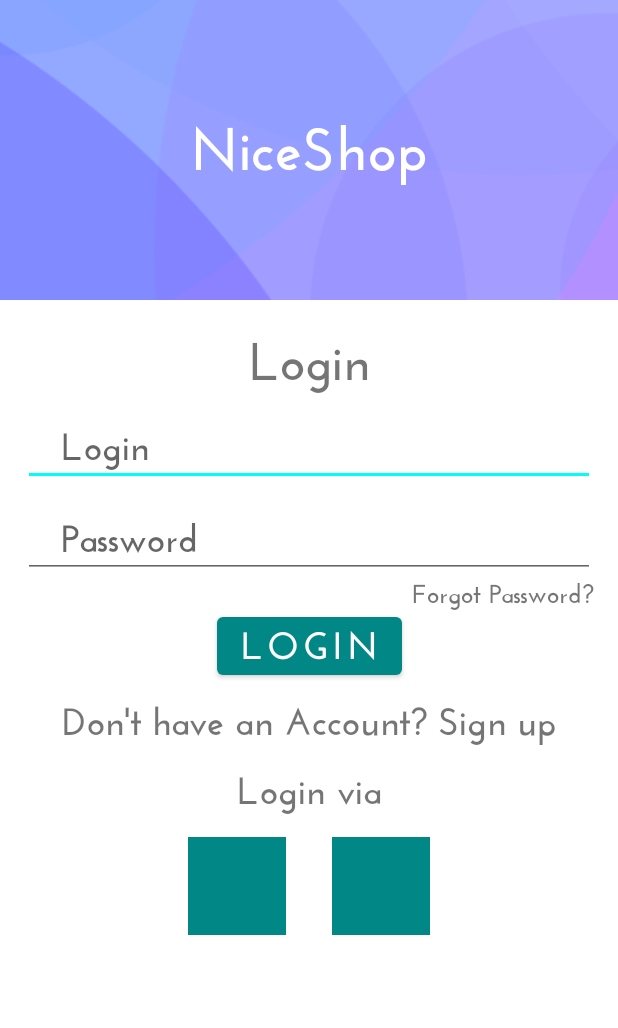
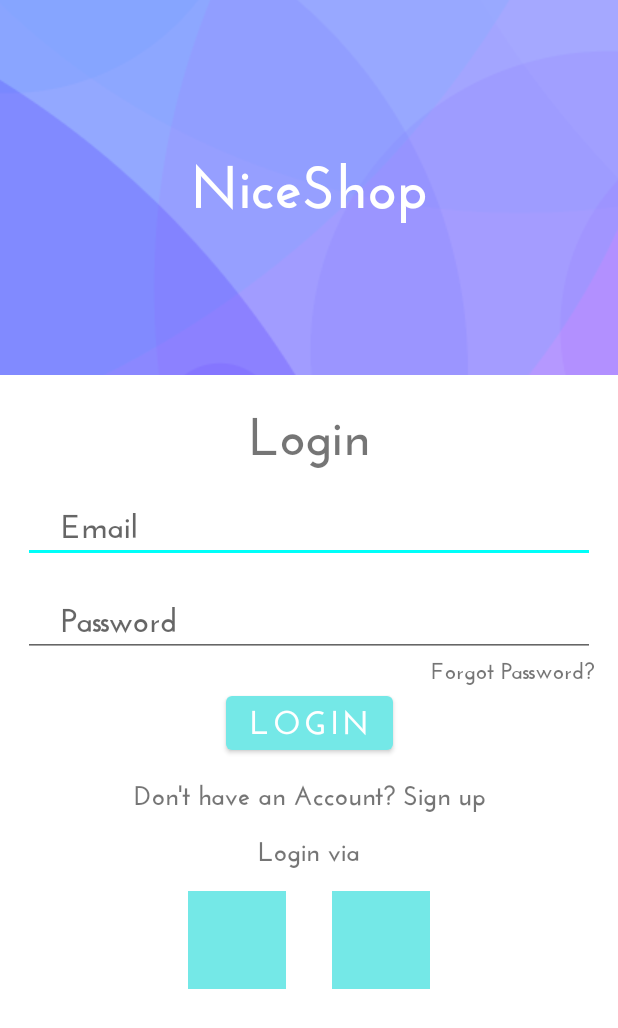
Before and after one commit to KaungPyaeSoneAung2/OnlineShop, an Android app: the screen it shows after launch (LoginActivity), on a phone screen of 412 x 824 dp. Shown: the top 1028 px of the screen. Run offline under Robolectric (Android 15) with nearby library versions, the phone set to English and light mode, and no system bars.

Commit message:
In Progress

```diff
--- a/app/src/main/AndroidManifest.xml
+++ b/app/src/main/AndroidManifest.xml
@@ -14,6 +14,9 @@
         android:theme="@style/Theme.OnlineShop"
         tools:targetApi="31">
         <activity
+            android:name=".activities.SignUpActivity"
+            android:exported="false" />
+        <activity
             android:name=".activities.LoginActivity"
             android:exported="false" />
         <activity
@@ -28,7 +31,7 @@
         </activity>
         <activity
             android:name=".activities.MainActivity"
-            android:exported="false"></activity>
+            android:exported="false" />
     </application>
 
 </manifest>
--- a/app/src/main/res/layout/activity_login.xml
+++ b/app/src/main/res/layout/activity_login.xml
@@ -8,13 +8,14 @@
 <FrameLayout
     android:id="@+id/header_image"
     android:layout_width="match_parent"
-    android:layout_height="200dp"
+    android:layout_height="250dp"
     app:layout_constraintTop_toTopOf="parent">
     <ImageView
         android:layout_width="match_parent"
         android:layout_height="match_parent"
         android:scaleType="center"
-        android:src="@drawable/app_background"/>
+        android:src="@drawable/app_background"
+        android:contentDescription="@string/topimagenothingparticular" />
     <TextView
         android:layout_width="match_parent"
         android:layout_height="match_parent"
@@ -31,7 +32,7 @@
     android:layout_width="match_parent"
     android:layout_height="wrap_content"
     app:layout_constraintTop_toBottomOf="@+id/header_image"
-    android:text="@string/nameLogin"
+    android:text="@string/Login"
     android:fontFamily="@font/josefinsansbold"
     android:textSize="35sp"
     android:gravity="center"
@@ -41,11 +42,11 @@
         android:layout_width="match_parent"
         android:layout_height="wrap_content"
         app:layout_constraintTop_toBottomOf="@+id/topTextLogin"
-        android:layout_marginTop="10dp"
-        android:hint="@string/nameLogin"
+        android:layout_marginTop="15dp"
+        android:hint="@string/emailLogin"
         android:fontFamily="@font/josefinsansbold"
-        android:textSize="25sp"
-        android:paddingLeft="25dp"
+        android:textSize="22sp"
+        android:paddingStart="25dp"
         android:inputType="textPersonName"
         android:layout_marginStart="15dp"
         android:layout_marginEnd="15dp"
@@ -56,10 +57,10 @@
         android:layout_height="wrap_content"
         app:layout_constraintTop_toBottomOf="@+id/nameLogin"
         android:fontFamily="@font/josefinsansbold"
-        android:layout_marginTop="10dp"
+        android:layout_marginTop="15dp"
         android:hint="@string/passwordLogin"
-        android:textSize="25sp"
-        android:paddingLeft="25dp"
+        android:textSize="22sp"
+        android:paddingStart="25dp"
         android:inputType="textPassword"
         android:layout_marginStart="15dp"
         android:layout_marginEnd="15dp"
@@ -71,7 +72,7 @@
         app:layout_constraintEnd_toEndOf="parent"
         android:text="@string/forgot_password"
         android:fontFamily="@font/josefinsansbold"
-        android:textSize="17sp"
+        android:textSize="15sp"
         android:layout_marginEnd="16dp"
         />
     <Button
@@ -82,19 +83,19 @@
         app:layout_constraintStart_toStartOf="parent"
         app:layout_constraintEnd_toEndOf="parent"
         android:layout_marginTop="20sp"
-        android:text="@string/nameLogin"
-        android:textSize="25sp"
+        android:text="@string/Login"
+        android:textSize="22sp"
         android:fontFamily="@font/josefinsansbold"
         />
     <TextView
         android:id="@+id/noAccountSignUp"
         android:layout_width="match_parent"
         android:layout_height="wrap_content"
-        android:layout_marginTop="10dp"
+        android:layout_marginTop="13dp"
         app:layout_constraintTop_toBottomOf="@id/buttonLogin"
         android:text="Don't have an Account? Sign up"
         android:fontFamily="@font/josefinsansbold"
-        android:textSize="25sp"
+        android:textSize="18sp"
         android:gravity="center"
         />
     <TextView
@@ -106,7 +107,7 @@
         android:gravity="center"
         android:text="Login via"
         android:fontFamily="@font/josefinsansbold"
-        android:textSize="25sp"
+        android:textSize="18sp"
         />
     <ImageView
         android:layout_width="65dp"
--- a/app/src/main/res/values/colors.xml
+++ b/app/src/main/res/values/colors.xml
@@ -1,7 +1,7 @@
 <?xml version="1.0" encoding="utf-8"?>
 <resources>
     <color name="purple_200">#00FFF9</color>
-    <color name="purple_500">#FF018786</color>
+    <color name="purple_500">#74E8E7</color>
     <color name="purple_700">#FF3700B3</color>
     <color name="teal_200">#00FFF9</color>
     <color name="teal_700">#FF018786</color>
--- a/app/src/main/res/values/strings.xml
+++ b/app/src/main/res/values/strings.xml
@@ -1,6 +1,18 @@
 <resources>
     <string name="app_name">NiceShop</string>
-    <string name="nameLogin">Login</string>
+    <string name="Login">Login</string>
     <string name="passwordLogin">Password</string>
     <string name="forgot_password">Forgot Password?</string>
+    <string name="topimagenothingparticular">topImageNothingParticular</string>
+    <string name="emailLogin">Email</string>
+    <string name="create_an_account">Create An Account</string>
+    <string name="name">Name</string>
+    <string name="email">Email</string>
+    <string name="password">Password</string>
+    <string name="confirm_password">Confirm Password</string>
+    <string name="i_agree_to_the_terms_and_conditions">I agree to the Terms and Conditions</string>
+    <string name="sign_up">Sign Up</string>
+    <string name="have_an_account_login">Have an Account? Login</string>
+    <string name="first_name">First Name</string>
+    <string name="last_name">Last Name</string>
 </resources>
```
Also changed, not shown: app/src/main/java/com/example/myapplication/onlineshopapp/activities/SignUpActivity.kt (added, +12 -0 lines), app/src/main/res/layout/activity_sign_up.xml (added, +128 -0 lines).
